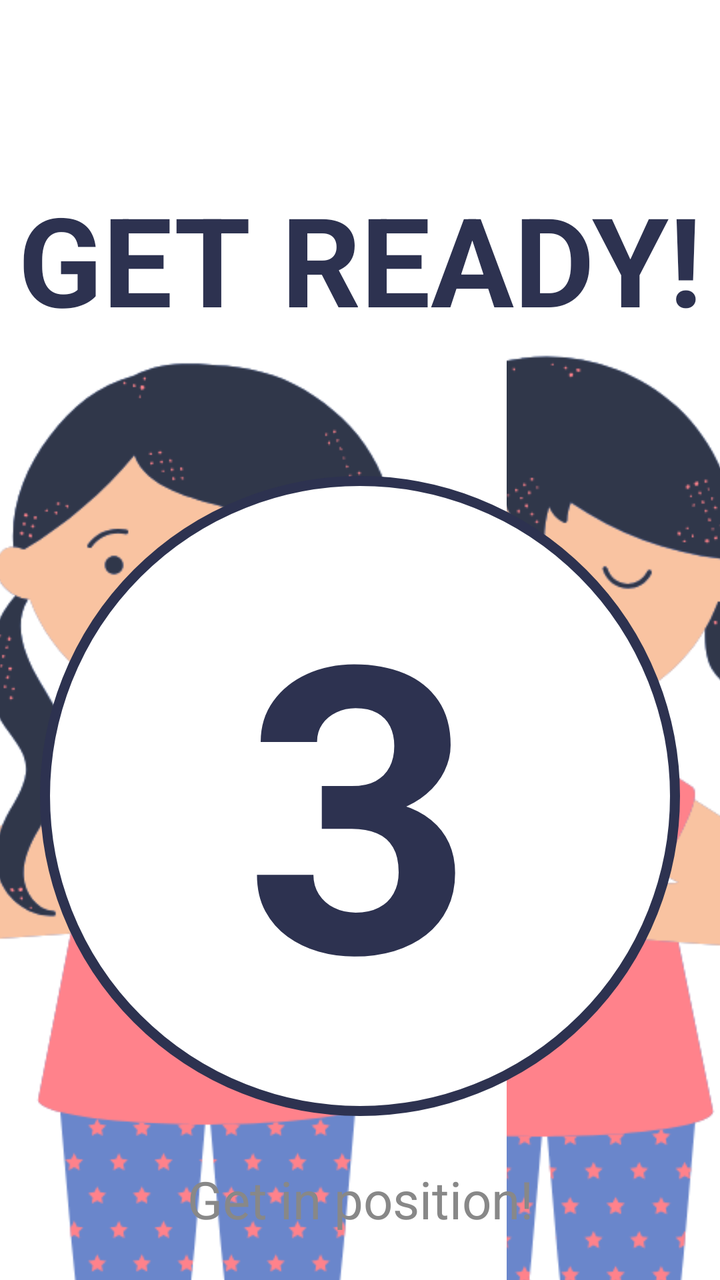
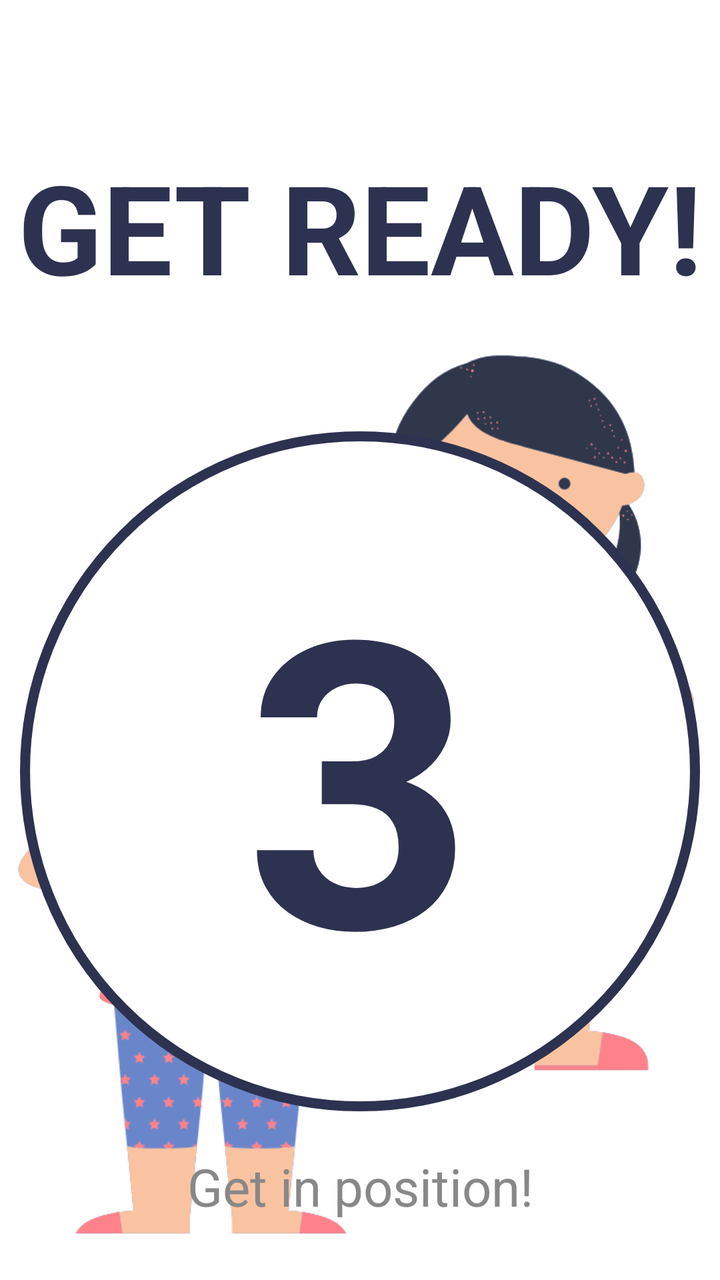

Screens rendered from an Android XML layout before and after an edit, with the pre-edit source and the edit as a unified diff.
<!-- AndroidManifest.xml: application theme Theme.RoboMove -->
<!-- res/layout/activity_countdown.xml -->
<?xml version="1.0" encoding="utf-8"?>
<androidx.constraintlayout.widget.ConstraintLayout
    xmlns:android="http://schemas.android.com/apk/res/android"
    xmlns:app="http://schemas.android.com/apk/res-auto"
    xmlns:tools="http://schemas.android.com/tools"
    android:layout_width="match_parent"
    android:layout_height="match_parent"
    android:background="@color/robomove_white">

    

    

    <TextView
        android:id="@+id/tv_get_ready"
        android:layout_width="wrap_content"
        android:layout_height="wrap_content"
        android:layout_marginTop="88dp"
        android:text="GET READY!"
        android:textColor="@color/robomove_navy"
        android:textSize="62sp"
        android:textStyle="bold"
        app:layout_constraintEnd_toEndOf="parent"
        app:layout_constraintStart_toStartOf="parent"
        app:layout_constraintTop_toTopOf="parent" />

    <ImageView
        android:id="@+id/img_left"
        android:layout_width="420dp"
        android:layout_height="580dp"
        android:layout_marginStart="60dp"
        android:contentDescription="left image"
        android:scaleType="fitCenter"
        android:src="@drawable/countdown_kid1"
        app:layout_constraintBottom_toBottomOf="parent"
        app:layout_constraintStart_toStartOf="parent"
        app:layout_constraintTop_toBottomOf="@id/tv_get_ready"
        app:layout_constraintVertical_bias="0.0" />

    <ImageView
        android:id="@+id/img_right"
        android:layout_width="420dp"
        android:layout_height="580dp"
        android:layout_marginEnd="48dp"
        android:contentDescription="right image"
        android:scaleType="fitCenter"
        android:src="@drawable/countdown_kid2"
        app:layout_constraintBottom_toBottomOf="parent"
        app:layout_constraintEnd_toEndOf="parent"
        app:layout_constraintTop_toBottomOf="@id/tv_get_ready"
        app:layout_constraintVertical_bias="0.0" />

    <FrameLayout
        android:id="@+id/circle_container"
        android:layout_width="320dp"
        android:layout_height="320dp"
        app:layout_constraintTop_toBottomOf="@id/tv_get_ready"
        app:layout_constraintBottom_toBottomOf="parent"
        app:layout_constraintStart_toStartOf="parent"
        app:layout_constraintEnd_toEndOf="parent"
        app:layout_constraintVertical_bias="0.45">

        

        

        <View
            android:layout_width="match_parent"
            android:layout_height="match_parent"
            android:background="@drawable/bg_countdown_circle" />

        <TextView
            android:id="@+id/tv_countdown_number"
            android:layout_width="wrap_content"
            android:layout_height="wrap_content"
            android:text="3"
            android:textColor="@color/robomove_navy"
            android:textSize="200sp"
            android:textStyle="bold"
            android:layout_gravity="center"/>

    </FrameLayout>

    
    <TextView
        android:layout_width="wrap_content"
        android:layout_height="wrap_content"
        android:text="Get in position!"
        android:textColor="#888888"
        android:textSize="26sp"
        app:layout_constraintTop_toBottomOf="@id/circle_container"
        app:layout_constraintStart_toStartOf="parent"
        app:layout_constraintEnd_toEndOf="parent"
        android:layout_marginTop="24dp"/>

</androidx.constraintlayout.widget.ConstraintLayout>
<!-- resources referenced by this layout -->
<resources>
  <color name="robomove_navy">#2D3250</color>
  <color name="robomove_white">#FFFFFF</color>
  <!-- drawable bg_countdown_circle (drawable) -->
  <?xml version="1.0" encoding="utf-8"?>
  <shape xmlns:android="http://schemas.android.com/apk/res/android"
      android:shape="oval">
      <solid android:color="@color/robomove_white"/>
      <stroke
          android:width="5dp"
          android:color="@color/robomove_navy"/>
  </shape>
  <!-- drawable countdown_kid1: png bitmap (drawable, 39477 bytes) -->
  <!-- drawable countdown_kid2: png bitmap (drawable, 41504 bytes) -->
  <style name="Theme.RoboMove" parent="Theme.MaterialComponents.DayNight.NoActionBar">
          <item name="colorPrimary">@color/robomove_navy</item>
          <item name="colorPrimaryVariant">@color/robomove_navy</item>
          <item name="colorOnPrimary">@color/robomove_white</item>
          <item name="colorSecondary">@color/robomove_yellow</item>
          <item name="android:windowBackground">@color/robomove_white</item>
      </style>
  <color name="robomove_yellow">#F5C842</color>
</resources>

<!-- the commit's change to res/layout/activity_countdown.xml (unified diff, before → after) -->
@@ -8,14 +8,11 @@
     android:background="@color/robomove_white">
 
     
-
-    
-
     <TextView
         android:id="@+id/tv_get_ready"
         android:layout_width="wrap_content"
         android:layout_height="wrap_content"
-        android:layout_marginTop="88dp"
+        android:layout_marginTop="72dp"
         android:text="GET READY!"
         android:textColor="@color/robomove_navy"
         android:textSize="62sp"
@@ -24,45 +21,50 @@
         app:layout_constraintStart_toStartOf="parent"
         app:layout_constraintTop_toTopOf="parent" />
 
+    
     <ImageView
         android:id="@+id/img_left"
-        android:layout_width="420dp"
-        android:layout_height="580dp"
-        android:layout_marginStart="60dp"
+        android:layout_width="0dp"
+        android:layout_height="0dp"
+        android:layout_marginStart="8dp"
+        android:layout_marginEnd="160dp"
+        android:layout_marginTop="16dp"
+        android:layout_marginBottom="16dp"
         android:contentDescription="left image"
-        android:scaleType="fitCenter"
+        android:scaleType="fitEnd"
         android:src="@drawable/countdown_kid1"
         app:layout_constraintBottom_toBottomOf="parent"
+        app:layout_constraintEnd_toEndOf="parent"
         app:layout_constraintStart_toStartOf="parent"
-        app:layout_constraintTop_toBottomOf="@id/tv_get_ready"
-        app:layout_constraintVertical_bias="0.0" />
+        app:layout_constraintTop_toBottomOf="@id/tv_get_ready" />
 
+    
     <ImageView
         android:id="@+id/img_right"
-        android:layout_width="420dp"
-        android:layout_height="580dp"
-        android:layout_marginEnd="48dp"
+        android:layout_width="0dp"
+        android:layout_height="0dp"
+        android:layout_marginStart="160dp"
+        android:layout_marginEnd="8dp"
+        android:layout_marginTop="16dp"
+        android:layout_marginBottom="16dp"
         android:contentDescription="right image"
-        android:scaleType="fitCenter"
+        android:scaleType="fitStart"
         android:src="@drawable/countdown_kid2"
         app:layout_constraintBottom_toBottomOf="parent"
         app:layout_constraintEnd_toEndOf="parent"
-        app:layout_constraintTop_toBottomOf="@id/tv_get_ready"
-        app:layout_constraintVertical_bias="0.0" />
+        app:layout_constraintStart_toStartOf="parent"
+        app:layout_constraintTop_toBottomOf="@id/tv_get_ready" />
 
+    
     <FrameLayout
         android:id="@+id/circle_container"
-        android:layout_width="320dp"
-        android:layout_height="320dp"
+        android:layout_width="340dp"
+        android:layout_height="340dp"
         app:layout_constraintTop_toBottomOf="@id/tv_get_ready"
         app:layout_constraintBottom_toBottomOf="parent"
         app:layout_constraintStart_toStartOf="parent"
         app:layout_constraintEnd_toEndOf="parent"
-        app:layout_constraintVertical_bias="0.45">
-
-        
-
-        
+        app:layout_constraintVertical_bias="0.42">
 
         <View
             android:layout_width="match_parent"
@@ -88,9 +90,9 @@
         android:text="Get in position!"
         android:textColor="#888888"
         android:textSize="26sp"
+        android:layout_marginTop="20dp"
         app:layout_constraintTop_toBottomOf="@id/circle_container"
         app:layout_constraintStart_toStartOf="parent"
-        app:layout_constraintEnd_toEndOf="parent"
-        android:layout_marginTop="24dp"/>
+        app:layout_constraintEnd_toEndOf="parent" />
 
 </androidx.constraintlayout.widget.ConstraintLayout>
